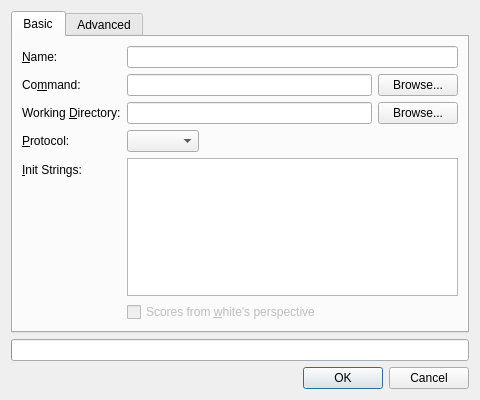
Old version of the form projects/gui/ui/engineconfigdlg.ui in the repository leedavid/QTggchess.
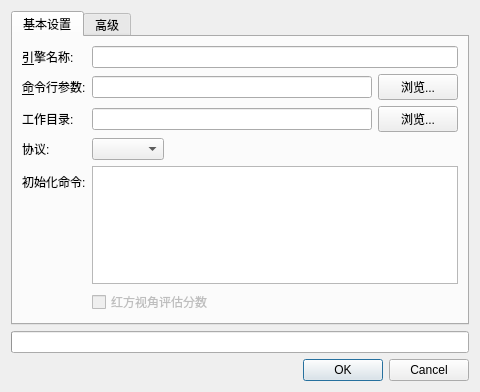
New version of the form.

Patch:
```diff
--- a/projects/gui/ui/engineconfigdlg.ui
+++ b/projects/gui/ui/engineconfigdlg.ui
@@ -7,7 +7,7 @@
     <x>0</x>
     <y>0</y>
     <width>480</width>
-    <height>400</height>
+    <height>392</height>
    </rect>
   </property>
   <layout class="QVBoxLayout" name="verticalLayout_3">
@@ -18,7 +18,7 @@
      </property>
      <widget class="QWidget" name="tab">
       <attribute name="title">
-       <string>Basic</string>
+       <string>基本设置</string>
       </attribute>
       <layout class="QFormLayout" name="formLayout">
        <property name="fieldGrowthPolicy">
@@ -27,7 +27,7 @@
        <item row="0" column="0">
         <widget class="QLabel" name="label">
          <property name="text">
-          <string>&amp;Name:</string>
+          <string>&amp;引擎名称:</string>
          </property>
          <property name="buddy">
           <cstring>m_nameEdit</cstring>
@@ -40,7 +40,7 @@
        <item row="1" column="0">
         <widget class="QLabel" name="label_2">
          <property name="text">
-          <string>Co&amp;mmand:</string>
+          <string>&amp;命令行参数:</string>
          </property>
          <property name="buddy">
           <cstring>m_commandEdit</cstring>
@@ -55,7 +55,7 @@
          <item>
           <widget class="QPushButton" name="m_browseCmdBtn">
            <property name="text">
-            <string>Browse...</string>
+            <string>浏览...</string>
            </property>
           </widget>
          </item>
@@ -64,7 +64,7 @@
        <item row="2" column="0">
         <widget class="QLabel" name="label_4">
          <property name="text">
-          <string>Working &amp;Directory:</string>
+          <string>工作目录:</string>
          </property>
          <property name="buddy">
           <cstring>m_workingDirEdit</cstring>
@@ -82,7 +82,7 @@
             <string>Browse working directory.</string>
            </property>
            <property name="text">
-            <string>Browse...</string>
+            <string>浏览...</string>
            </property>
           </widget>
          </item>
@@ -91,7 +91,7 @@
        <item row="3" column="0">
         <widget class="QLabel" name="label_3">
          <property name="text">
-          <string>&amp;Protocol:</string>
+          <string>协议:</string>
          </property>
          <property name="buddy">
           <cstring>m_protocolCombo</cstring>
@@ -104,7 +104,7 @@
        <item row="4" column="0">
         <widget class="QLabel" name="label_5">
          <property name="text">
-          <string>&amp;Init Strings:</string>
+          <string>初始化命令:</string>
          </property>
          <property name="buddy">
           <cstring>m_initStringEdit</cstring>
@@ -127,7 +127,7 @@
           <string>This option should be checked for Xboard/Winboard engines that report their scores from white's perspective.</string>
          </property>
          <property name="text">
-          <string>Scores from &amp;white's perspective</string>
+          <string>红方视角评估分数</string>
          </property>
         </widget>
        </item>
@@ -135,7 +135,7 @@
      </widget>
      <widget class="QWidget" name="tab_2">
       <attribute name="title">
-       <string>Advanced</string>
+       <string>高级</string>
       </attribute>
       <layout class="QVBoxLayout" name="verticalLayout">
        <item>
```
